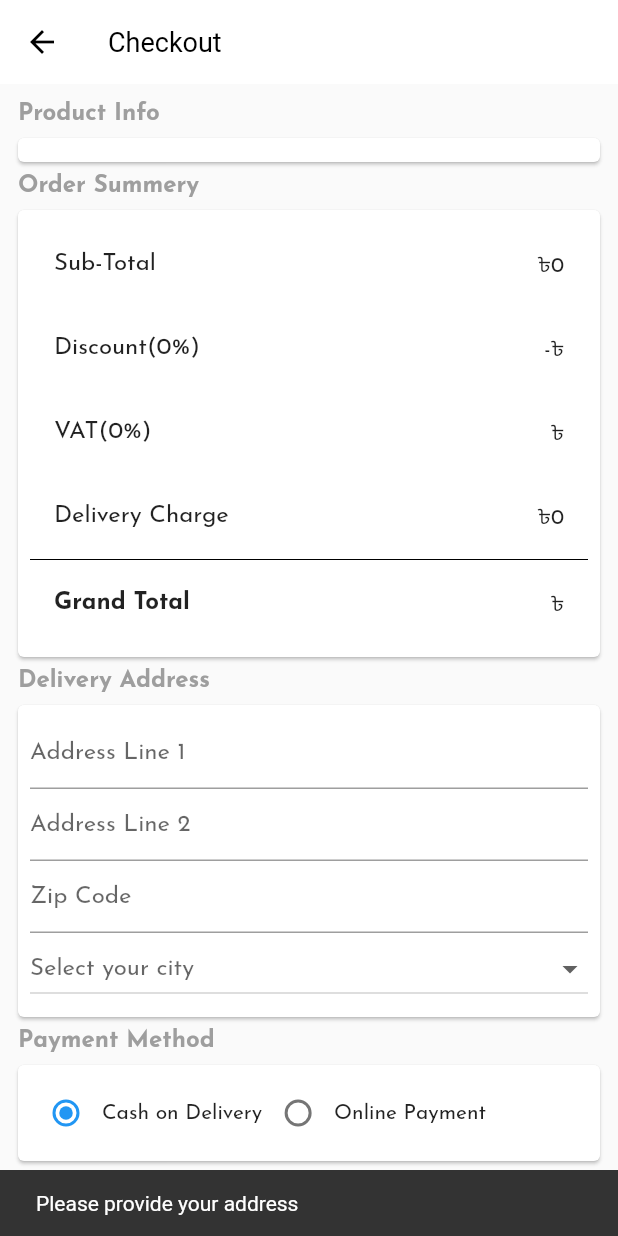
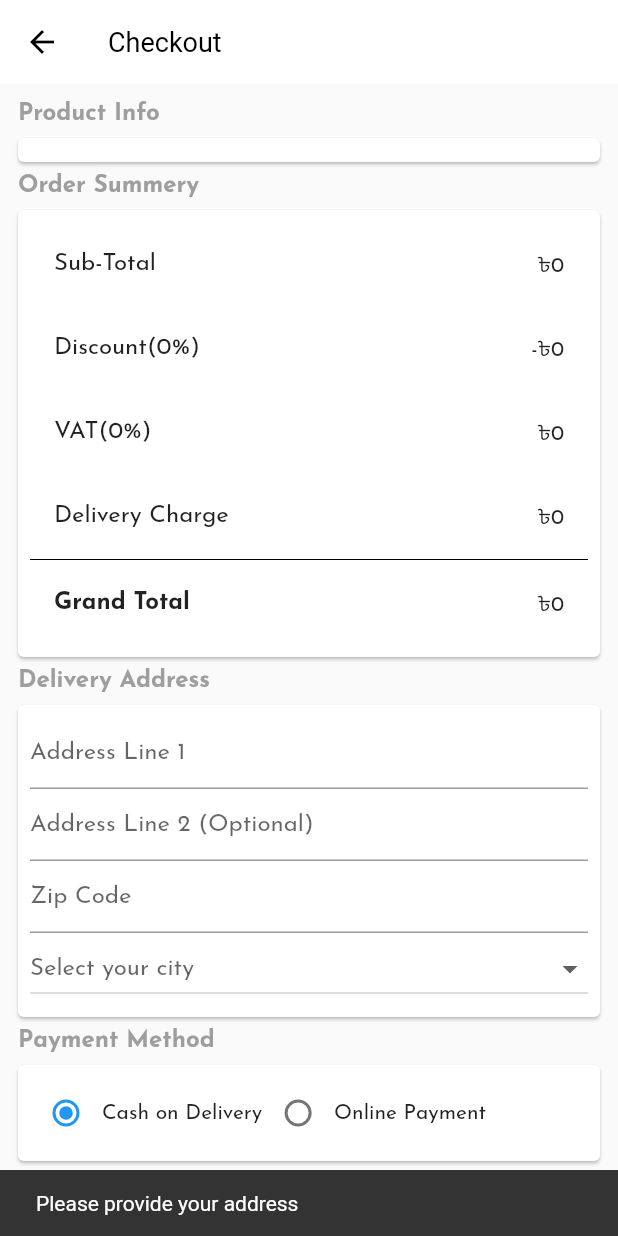
Before and after one commit to zahid2873/ecommerce_user, a Flutter app: the CheckoutPage screen opened by its route, after a tap on "PLACE ORDER", on a phone screen of 412 x 824 dp. Run offline on Flutter 3.47's test engine with Material 2 defaults, Android fonts, the phone set to English and light mode, and no system bars; our stand-ins replace cached_network_image, cloud_firestore, connectivity_plus, firebase_auth, firebase_core, firebase_storage and 4 more; accounts and stored records are empty.

Commit message:
checkout grandtotal commit

```diff
--- a/lib/pages/checkout_page.dart
+++ b/lib/pages/checkout_page.dart
@@ -110,12 +110,12 @@ class _CheckoutPageState extends State<CheckoutPage> {
               title: Text(
                   'Discount(${orderProvider.orderConstantModel.discount}%)'),
               trailing: Text(
-                  '-$currencySymbol'),
+                  '-$currencySymbol${orderProvider.getDiscountAmount(cartProvider.getCartSubTotal())}'),
             ),
             ListTile(
               title: Text('VAT(${orderProvider.orderConstantModel.vat}%)'),
               trailing: Text(
-                  '$currencySymbol'),
+                  '$currencySymbol${orderProvider.getVatAmount(cartProvider.getCartSubTotal())}'),
             ),
             ListTile(
               title: const Text('Delivery Charge'),
@@ -132,7 +132,7 @@ class _CheckoutPageState extends State<CheckoutPage> {
                 style: TextStyle(fontWeight: FontWeight.bold, fontSize: 16),
               ),
               trailing: Text(
-                  '$currencySymbol'),
+                  '$currencySymbol${orderProvider.getGrandTotal(cartProvider.getCartSubTotal())}'),
             ),
           ],
         ),
@@ -155,7 +155,7 @@ class _CheckoutPageState extends State<CheckoutPage> {
             TextField(
               controller: addressLine2Controller,
               decoration: InputDecoration(
-                hintText: 'Address Line 2',
+                hintText: 'Address Line 2 (Optional)',
               ),
             ),
             TextField(
@@ -228,7 +228,7 @@ class _CheckoutPageState extends State<CheckoutPage> {
   }
 
   void _setAddress() {
-    /*if (userProvider.userModel != null) {
+    if (userProvider.userModel != null) {
       if (userProvider.userModel!.addressModel != null) {
         final address = userProvider.userModel!.addressModel!;
         addressLine1Controller.text = address.addressLine1!;
@@ -236,7 +236,7 @@ class _CheckoutPageState extends State<CheckoutPage> {
         zipCodeController.text = address.zipcode!;
         city = address.city;
       }
-    }*/
+    }
   }
 
   void _saveOrder() async {
--- a/lib/pages/view_product_page.dart
+++ b/lib/pages/view_product_page.dart
@@ -34,10 +34,12 @@ class _ViewProductPageState extends State<ViewProductPage> {
     Provider.of<ProductProvider>(context, listen: false).getAllCategories();
     Provider.of<ProductProvider>(context, listen: false).getAllProducts();
     Provider.of<CartProvider>(context, listen: false).getAllCartItems();
+    Provider.of<OrderProvider>(context, listen: false).getOrderConstants();
+    Provider.of<UserProvider>(context, listen: false).getUserInfo();
+
+
     /*
-    Provider.of<OrderProvider>(context, listen: false).getOrderConstants();
     Provider.of<OrderProvider>(context, listen: false).getAllOrders();
-    Provider.of<UserProvider>(context, listen: false).getUserInfo();
     */
     super.didChangeDependencies();
   }
--- a/lib/providers/order_provider.dart
+++ b/lib/providers/order_provider.dart
@@ -11,17 +11,6 @@ class OrderProvider extends ChangeNotifier {
   OrderConstantModel orderConstantModel = OrderConstantModel();
   List<OrderModel> orderList = [];
   List<OrderItem> orderItemList = [];
-
-/*getAllOrders() {
-    DbHelper.getAllOrdersByUser(AuthService.currentUser!.uid)
-        .listen((snapshot) {
-      orderList = List.generate(snapshot.docs.length,
-          (index) => OrderModel.fromMap(snapshot.docs[index].data()));
-      orderItemList =
-          orderList.map((order) => OrderItem(orderModel: order)).toList();
-      notifyListeners();
-    });
-  }
 
   getOrderConstants() {
     DbHelper.getOrderConstants().listen((snapshot) {
@@ -41,6 +30,21 @@ class OrderProvider extends ChangeNotifier {
     return ((priceAfterDiscount * orderConstantModel.vat) / 100).round();
   }
 
+  getAllOrders() {
+    DbHelper.getAllOrdersByUser(AuthService.currentUser!.uid)
+        .listen((snapshot) {
+      orderList = List.generate(snapshot.docs.length,
+          (index) => OrderModel.fromMap(snapshot.docs[index].data()));
+      orderItemList =
+          orderList.map((order) => OrderItem(orderModel: order)).toList();
+      notifyListeners();
+    });
+  }
+
+
+
+
+
   int getGrandTotal(num cartSubTotal) {
     return ((cartSubTotal -
             getDiscountAmount(cartSubTotal) +
@@ -51,5 +55,5 @@ class OrderProvider extends ChangeNotifier {
 
   Future<void> saveOrder(OrderModel orderModel) {
     return DbHelper.saveOrder(orderModel);
-  }*/
+  }
 }
```
